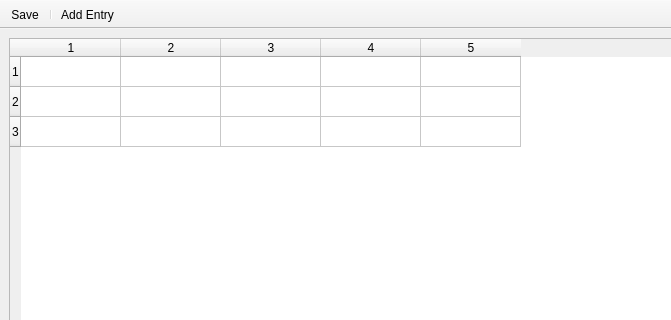
First picture: the form in main_window.ui, repository Nudin/microaccounting, before the edit; both pictures show x 0 to 671 and y 0 to 320 of the 1500 by 800 pixel window.
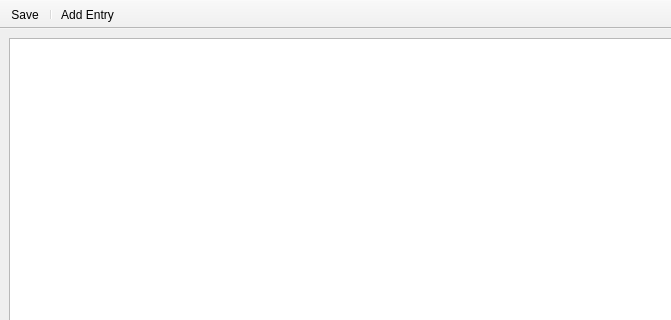
Second picture: the form after the edit. Icons and pictures are not drawn.

Commit message: Migrate to Model-View Architecture

What changed in the file:
```diff
--- a/main_window.ui
+++ b/main_window.ui
@@ -16,22 +16,7 @@
   <widget class="QWidget" name="centralwidget">
    <layout class="QHBoxLayout" name="horizontalLayout">
     <item>
-     <widget class="QTableWidget" name="table_widget">
-      <property name="rowCount">
-       <number>3</number>
-      </property>
-      <property name="columnCount">
-       <number>5</number>
-      </property>
-      <row/>
-      <row/>
-      <row/>
-      <column/>
-      <column/>
-      <column/>
-      <column/>
-      <column/>
-     </widget>
+     <widget class="QTableView" name="table_widget"/>
     </item>
    </layout>
   </widget>
```
Left out of the diff: 6 changed lines with no effect on the pictures. The commit also changes 2 other files.
